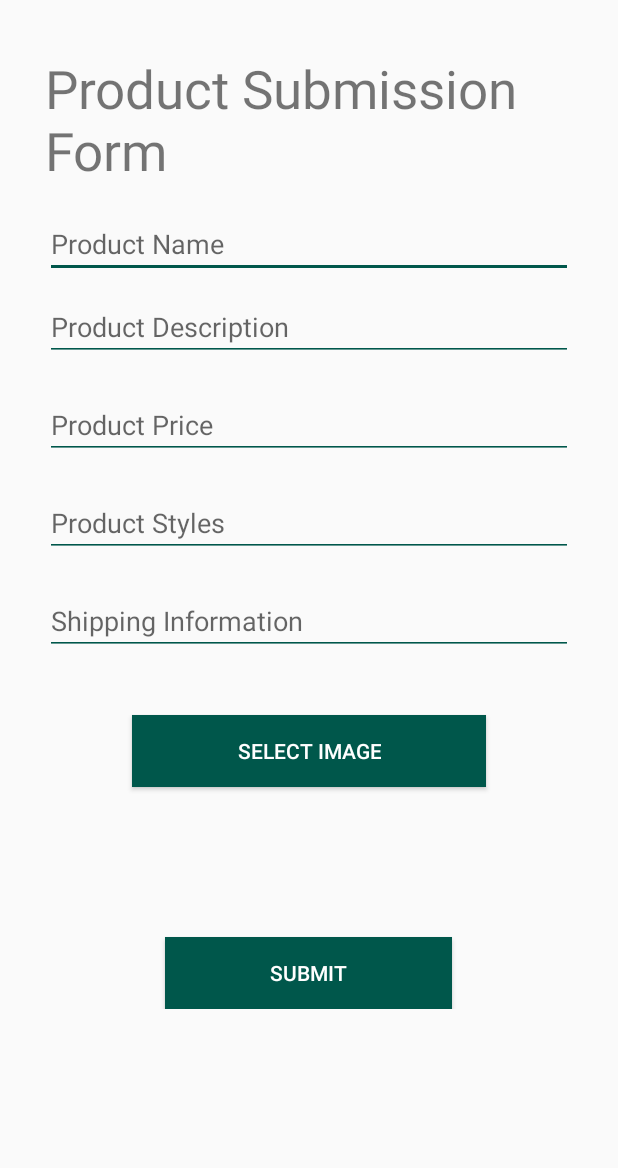
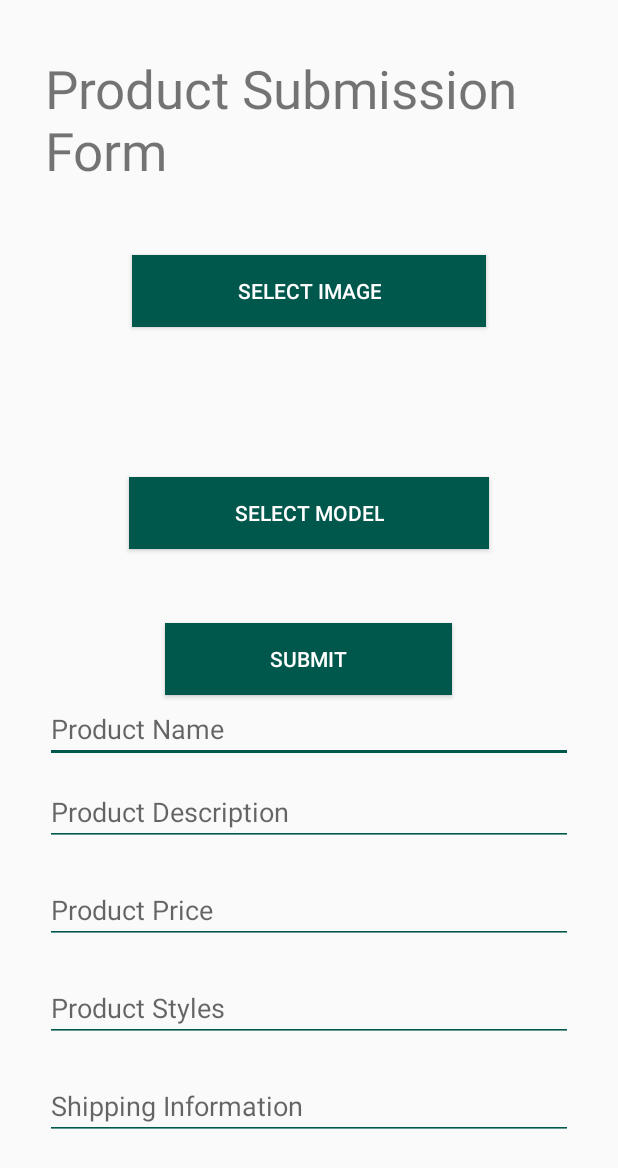
Before and after one commit to ramseyzhan/AR-Furniture-Android, an Android app: the ProductSubmissionForm screen opened directly, with no data from a screen before it, after a tap on "SUBMIT", on a phone screen of 412 x 824 dp. Shown: the top 1168 px of the screen. Run offline under Robolectric (Android 15) with nearby library versions, the phone set to English and light mode, and no system bars; our stand-ins replace Firebase (no records; nobody signed in at launch, a user with empty details on screens opened directly).

Commit message:
upload model

```diff
--- a/ARFurnitureApp/app/src/main/java/com/bongjlee/arfurnitureapp/HomePage.java
+++ b/ARFurnitureApp/app/src/main/java/com/bongjlee/arfurnitureapp/HomePage.java
@@ -96,11 +96,16 @@ public class HomePage extends AppCompatActivity {
     @Override
     public boolean onCreateOptionsMenu(Menu menu) {
         MenuInflater inflater = getMenuInflater();
-        if (loggedInUser != null) {
-            inflater.inflate(R.menu.post_menu, menu);
-        } else {
-            inflater.inflate(R.menu.pre_menu, menu);
-        }
+
+//        TODO change it back
+
+        inflater.inflate(R.menu.post_menu, menu);
+
+//        if (loggedInUser != null) {
+//            inflater.inflate(R.menu.post_menu, menu);
+//        } else {
+//            inflater.inflate(R.menu.pre_menu, menu);
+//        }
         return true;
     }
     public boolean onOptionsItemSelected(MenuItem item) {
--- a/ARFurnitureApp/app/src/main/java/com/bongjlee/arfurnitureapp/ProductSubmissionForm.java
+++ b/ARFurnitureApp/app/src/main/java/com/bongjlee/arfurnitureapp/ProductSubmissionForm.java
@@ -25,6 +25,7 @@ import android.app.ProgressDialog;
 import android.net.Uri;
 import android.widget.ImageView;
 import android.provider.MediaStore;
+import android.widget.TextView;
 import android.widget.Toast;
 
 import com.google.firebase.storage.FirebaseStorage;
@@ -36,22 +37,43 @@ import com.google.firebase.storage.UploadTask;
 public class ProductSubmissionForm extends AppCompatActivity {
     private static final String TAG = ProductSubmissionForm.class.getSimpleName();
     private final int PICK_IMAGE_REQUEST = 71;
-    private Button btnChoose, btnUpload;
+    private final int ACTIVITY_CHOOSE_FILE = 1;
+    private Button btnChoose, btnUpload,btnModel;
     private ImageView graphView;
-    private Uri filePath;
+    private Uri prodImage;
+    private Uri modelobj;
+    private Uri modelmtl;
+    private Uri modelsfa;
+
     private FirebaseStorage storage;
     private StorageReference storageRef;
+    private TextView modelName;
 
     @Override
     protected void onCreate( Bundle savedInstanceState ) {
         super.onCreate( savedInstanceState );
         setContentView( R.layout.activity_product_submission );
         btnChoose = (Button) findViewById(R.id.btnChoose);
+        btnModel = (Button) findViewById(R.id.modelChoose);
+        btnUpload = (Button) findViewById(R.id.btnUpload);
         graphView = (ImageView) findViewById(R.id.graphView);
+        modelName = (TextView) findViewById(R.id.modelName);
         btnChoose.setOnClickListener(new View.OnClickListener() {
             @Override
             public void onClick(View v) {
                 chooseImage();
+            }
+        });
+        btnUpload.setOnClickListener(new View.OnClickListener() {
+            @Override
+            public void onClick(View v) {
+                sendInfo();
+            }
+        });
+        btnModel.setOnClickListener(new View.OnClickListener() {
+            @Override
+            public void onClick(View v) {
+                chooseModel(ACTIVITY_CHOOSE_FILE);
             }
         });
         storage = FirebaseStorage.getInstance();
@@ -59,7 +81,7 @@ public class ProductSubmissionForm extends AppCompatActivity {
 
     }
 
-    public void sendInfo( View view ) {
+    public void sendInfo() {
         FirebaseFirestore db = FirebaseFirestore.getInstance();
 
         Product product = new Product("123",db);
@@ -92,18 +114,26 @@ public class ProductSubmissionForm extends AppCompatActivity {
         Intent intent = new Intent();
         intent.setType("image/*");
         intent.setAction(Intent.ACTION_GET_CONTENT);
-
         startActivityForResult(Intent.createChooser(intent, "Select Picture"),PICK_IMAGE_REQUEST);
     }
+
+    public void chooseModel(int resultCode) {
+        Intent intent = new Intent();
+        intent.setType("*/*");
+        intent.setAction(Intent.ACTION_GET_CONTENT);
+        startActivityForResult(Intent.createChooser(intent, "Choose a file"),resultCode);
+    }
+
     @Override
     protected void onActivityResult(int requestCode, int resultCode, Intent data) {
         super.onActivityResult(requestCode, resultCode, data);
+
         if(requestCode == PICK_IMAGE_REQUEST && resultCode == RESULT_OK
                 && data != null && data.getData() != null )
         {
-            filePath = data.getData();
+            prodImage = data.getData();
             try {
-                Bitmap bitmap = MediaStore.Images.Media.getBitmap(getContentResolver(), filePath);
+                Bitmap bitmap = MediaStore.Images.Media.getBitmap(getContentResolver(), prodImage);
                 graphView.setImageBitmap(bitmap);
             }
             catch (IOException e)
@@ -111,17 +141,23 @@ public class ProductSubmissionForm extends AppCompatActivity {
                 e.printStackTrace();
             }
         }
+        if(requestCode == ACTIVITY_CHOOSE_FILE && resultCode == RESULT_OK
+                && data != null && data.getData() != null )
+        {
+            String filePath = data.getData().getLastPathSegment();;
+            modelName.setText("OBJ select as:"+filePath);
+        }
     }
 
     private void uploadImage() {
-        if(filePath != null)
+        if(prodImage != null)
         {
             final ProgressDialog progressDialog = new ProgressDialog(this);
             progressDialog.setTitle("Uploading...");
             progressDialog.show();
 
             StorageReference ref = storageRef.child("images/"+ UUID.randomUUID().toString());
-            ref.putFile(filePath)
+            ref.putFile(prodImage)
                     .addOnSuccessListener(new OnSuccessListener<UploadTask.TaskSnapshot>() {
                         @Override
                         public void onSuccess(UploadTask.TaskSnapshot taskSnapshot) {
--- a/ARFurnitureApp/app/src/main/res/layout/activity_product_submission.xml
+++ b/ARFurnitureApp/app/src/main/res/layout/activity_product_submission.xml
@@ -1,8 +1,19 @@
 <?xml version="1.0" encoding="utf-8"?>
+<androidx.constraintlayout.widget.ConstraintLayout xmlns:android="http://schemas.android.com/apk/res/android"
+    xmlns:app="http://schemas.android.com/apk/res-auto"
+    xmlns:tools="http://schemas.android.com/tools"
+    android:layout_width="match_parent"
+    android:layout_height="match_parent"
+    tools:context=".HomePage">
+    <ScrollView
+        app:layout_constraintTop_toTopOf="parent"
+        android:layout_width="match_parent"
+        android:layout_height="wrap_content">
         <LinearLayout xmlns:android="http://schemas.android.com/apk/res/android"
             android:layout_width="match_parent"
             android:layout_height="wrap_content"
             android:orientation="vertical"
+            app:layout_constraintTop_toTopOf="parent"
             android:padding="30dp">
 
             <TextView
@@ -16,6 +27,58 @@
                 android:textSize="35sp" />
 
 
+
+
+            <Button
+                android:id="@+id/btnChoose"
+                android:layout_width="wrap_content"
+                android:layout_height="wrap_content"
+                android:layout_gravity="center_horizontal"
+                android:layout_marginTop="30dp"
+                android:background="@color/colorPrimaryDark"
+                android:elevation="4dp"
+                android:paddingLeft="70dp"
+                android:paddingRight="70dp"
+                android:text="Select Image"
+                android:textColor="#fff" />
+            <ImageView
+                android:id="@+id/graphView"
+                android:layout_marginTop="30dp"
+                android:layout_width="40dp"
+                android:layout_height="40dp"
+                android:layout_gravity="center_horizontal"
+                />
+            <Button
+                android:id="@+id/modelChoose"
+                android:layout_width="wrap_content"
+                android:layout_height="wrap_content"
+                android:layout_gravity="center_horizontal"
+                android:layout_marginTop="30dp"
+                android:background="@color/colorPrimaryDark"
+                android:elevation="4dp"
+                android:paddingLeft="70dp"
+                android:paddingRight="70dp"
+                android:text="Select Model"
+                android:textColor="#fff" />
+            <TextView
+                android:id="@+id/modelName"
+                android:layout_width="wrap_content"
+                android:layout_height="wrap_content"
+                />
+            <Button
+                android:id="@+id/btnUpload"
+                android:layout_width="wrap_content"
+                android:layout_height="wrap_content"
+                android:layout_gravity="center_horizontal"
+                android:layout_marginTop="30dp"
+                android:background="@color/colorPrimaryDark"
+                android:elevation="4dp"
+                android:paddingLeft="70dp"
+                android:paddingRight="70dp"
+                android:text="Submit"
+                android:textColor="#fff" />
+
+<!--            TODO:put it back to the place-->
             <EditText
                 android:id="@+id/product_name"
                 android:layout_width="match_parent"
@@ -63,37 +126,7 @@
                 android:backgroundTint="@color/colorPrimaryDark"
                 android:hint="Shipping Information"
                 android:inputType="textPostalAddress" />
+        </LinearLayout>
+    </ScrollView>
 
-    <Button
-        android:id="@+id/btnChoose"
-        android:layout_width="wrap_content"
-        android:layout_height="wrap_content"
-        android:layout_gravity="center_horizontal"
-        android:layout_marginTop="30dp"
-        android:background="@color/colorPrimaryDark"
-        android:elevation="4dp"
-        android:paddingLeft="70dp"
-        android:paddingRight="70dp"
-        android:text="Select Image"
-        android:textColor="#fff" />
-    <ImageView
-        android:id="@+id/graphView"
-        android:layout_marginTop="30dp"
-        android:layout_width="40dp"
-        android:layout_height="40dp"
-        android:layout_gravity="center_horizontal"
-        />
-
-    <Button
-        android:layout_width="wrap_content"
-        android:layout_height="wrap_content"
-        android:layout_gravity="center_horizontal"
-        android:layout_marginTop="30dp"
-        android:background="@color/colorPrimaryDark"
-        android:elevation="4dp"
-        android:onClick="sendInfo"
-        android:paddingLeft="70dp"
-        android:paddingRight="70dp"
-        android:text="Submit"
-        android:textColor="#fff" />
-</LinearLayout>
+</androidx.constraintlayout.widget.ConstraintLayout>
```
Lines whose indentation alone changed are shown as unchanged.
